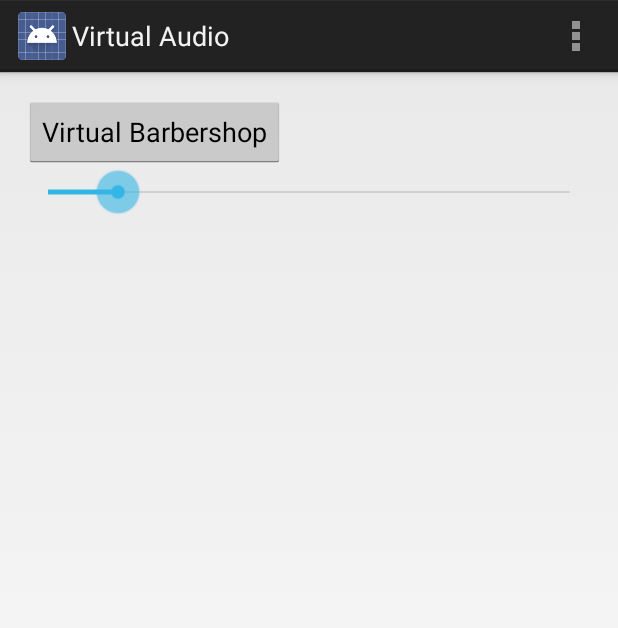
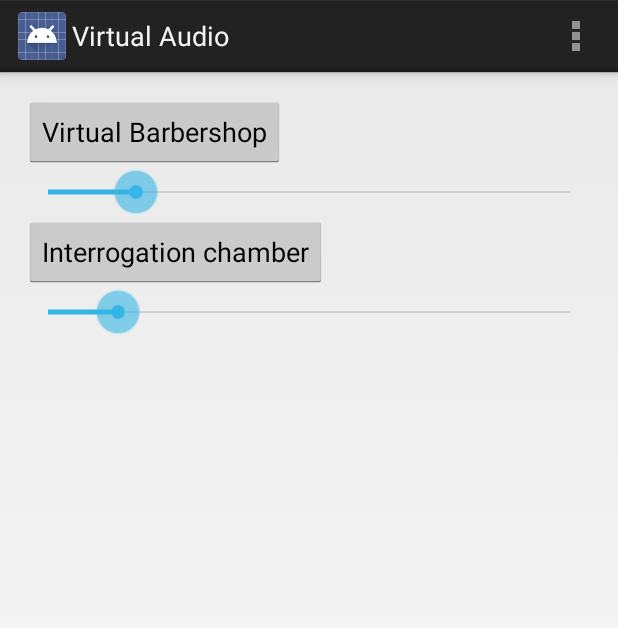
Before and after one commit to 55dante41/vraudio, an Android app: the screen it shows after launch (MainActivity), in the options menu, after a tap on "Settings", on a phone screen of 412 x 824 dp. Shown: the top 628 px of the screen. Run offline under Robolectric (Android 15) with nearby library versions, the phone set to English and light mode, and no system bars.

Commit message:
-Added new VR audio -> Interrogation Room

```diff
--- a/app/src/main/java/com/virtuality/virtualaudio/MainActivity.java
+++ b/app/src/main/java/com/virtuality/virtualaudio/MainActivity.java
@@ -16,19 +16,22 @@ import java.io.IOException;
 
 public class MainActivity extends Activity {
 
-    Button playVirtualBarberAudio;
-    SeekBar controlVirtualBarberAudio;
-    boolean virtualBarberStarted = false;
+    Button playVirtualBarberAudio, playInterrogationChamberAudio;
+    SeekBar controlVirtualBarberAudio, controlInterrogationChamberAudio;
+    boolean virtualBarberStarted = false, interrogationChamberStarted = false;
 
     @Override
     protected void onCreate(Bundle savedInstanceState) {
         super.onCreate(savedInstanceState);
         setContentView(R.layout.activity_main);
-
         playVirtualBarberAudio = (Button) findViewById(R.id.play_audio001);
         controlVirtualBarberAudio = (SeekBar) findViewById(R.id.seekbar_audio001);
+        playInterrogationChamberAudio = (Button) findViewById(R.id.play_audio002);
+        controlInterrogationChamberAudio = (SeekBar) findViewById(R.id.seekbar_audio002);
         final MediaPlayer virtualBarberAudioPlayer = MediaPlayer.create(MainActivity.this, R.raw.audio001);
+        final MediaPlayer interrogationRoomAudioPlayer = MediaPlayer.create(MainActivity.this, R.raw.audio002);
         controlVirtualBarberAudio.setMax(virtualBarberAudioPlayer.getDuration());
+        controlInterrogationChamberAudio.setMax(interrogationRoomAudioPlayer.getDuration());
         playVirtualBarberAudio.setOnClickListener(new View.OnClickListener() {
             @Override
             public void onClick(View view) {
@@ -77,6 +80,54 @@ public class MainActivity extends Activity {
                 }
             }
         });
+        playInterrogationChamberAudio.setOnClickListener(new View.OnClickListener() {
+            @Override
+            public void onClick(View view) {
+                if(interrogationChamberStarted) {
+                    interrogationRoomAudioPlayer.stop();
+                    try {
+                        interrogationRoomAudioPlayer.prepare();
+                    } catch (IOException e) {
+                        e.printStackTrace();
+                    }
+                    interrogationChamberStarted = false;
+                } else{
+                    interrogationRoomAudioPlayer.start();
+                    interrogationChamberStarted = true;
+                    final Handler handlerInterrogationRoomAudio = new Handler();
+                    Runnable runnableInterrogationRoomAudio = new Runnable() {
+                        @Override
+                        public void run() {
+                            if(interrogationRoomAudioPlayer != null) {
+                                int currentAudioPosition = interrogationRoomAudioPlayer.getCurrentPosition();
+                                controlInterrogationChamberAudio.setProgress(currentAudioPosition);
+                            }
+                            handlerInterrogationRoomAudio.postDelayed(this, 1000);
+                        }
+                    };
+                    runnableInterrogationRoomAudio.run();
+                }
+
+            }
+        });
+        controlInterrogationChamberAudio.setOnSeekBarChangeListener(new SeekBar.OnSeekBarChangeListener() {
+            @Override
+            public void onProgressChanged(SeekBar seekBar, int i, boolean b) {
+
+            }
+
+            @Override
+            public void onStartTrackingTouch(SeekBar seekBar) {
+
+            }
+
+            @Override
+            public void onStopTrackingTouch(SeekBar seekBar) {
+                if(interrogationRoomAudioPlayer!=null) {
+                    interrogationRoomAudioPlayer.seekTo(seekBar.getProgress());
+                }
+            }
+        });
 
     }
 
--- a/app/src/main/res/layout/activity_main.xml
+++ b/app/src/main/res/layout/activity_main.xml
@@ -22,4 +22,20 @@
         android:id="@+id/seekbar_audio001"
         android:layout_below="@+id/play_audio001"/>
 
+    <Button
+        android:layout_width="wrap_content"
+        android:layout_height="wrap_content"
+        android:text="Interrogation chamber"
+        android:id="@+id/play_audio002"
+        android:layout_below="@+id/seekbar_audio001">
+
+    </Button>
+
+    <SeekBar
+        android:layout_width="match_parent"
+        android:layout_height="wrap_content"
+        android:id="@+id/seekbar_audio002"
+        android:layout_below="@+id/play_audio002"/>
+
+
 </RelativeLayout>
```
Also changed, not shown: 1 other file.
